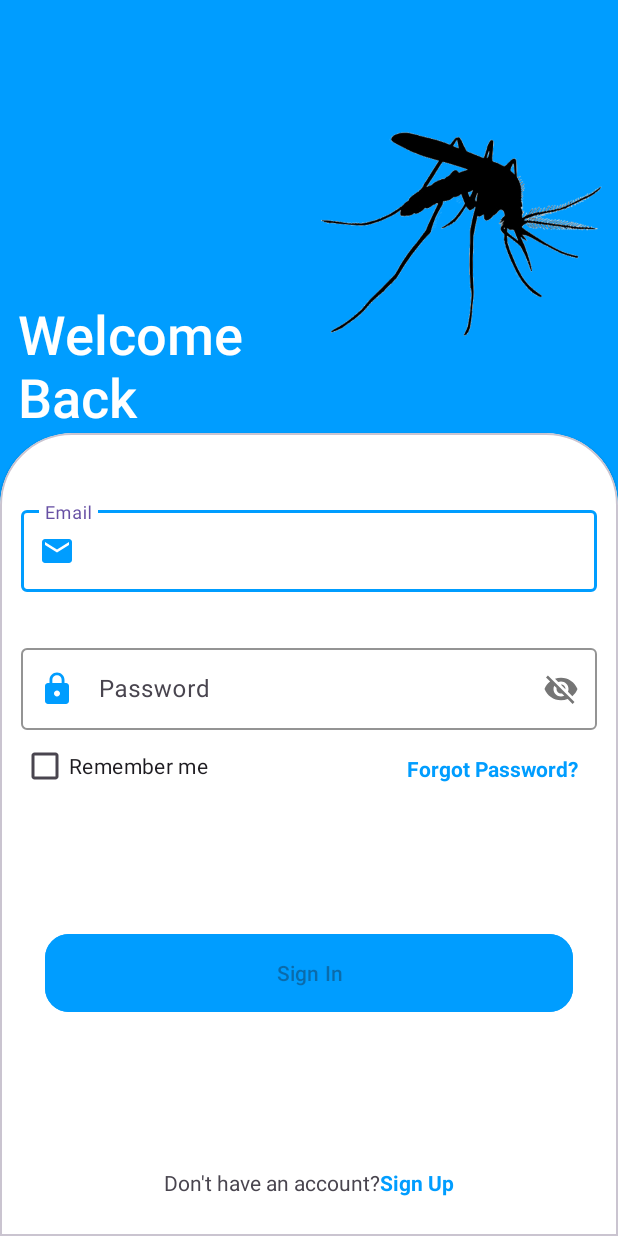
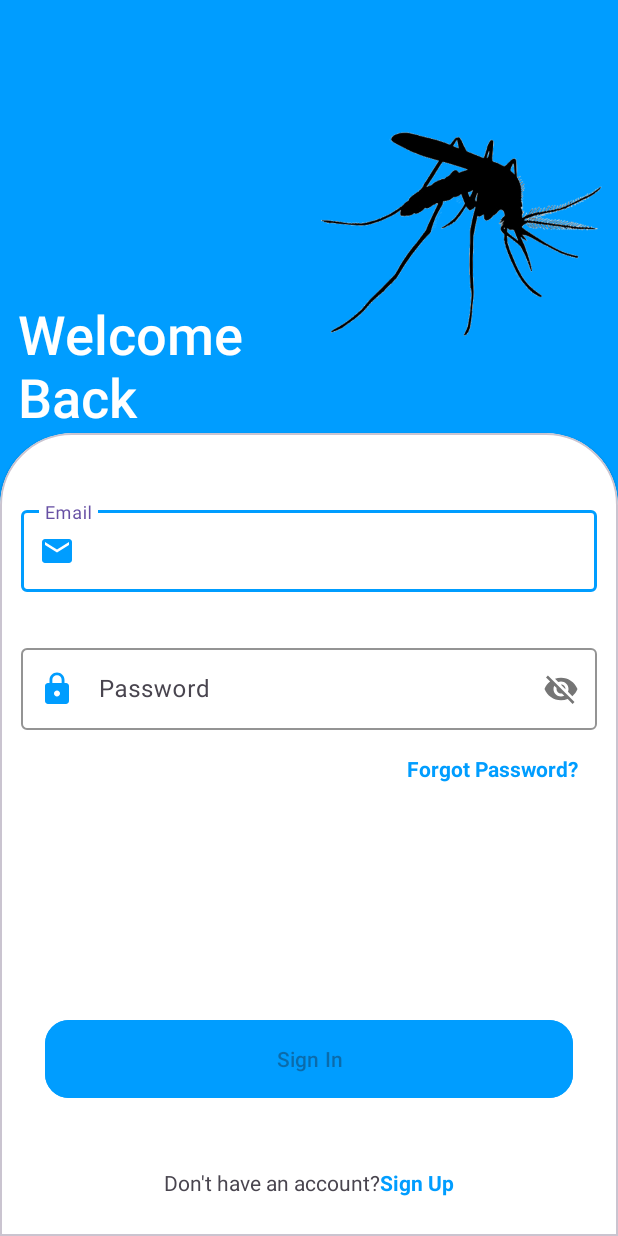
Before and after one commit to jpetzen/buzz, an Android app: the LoginActivity screen opened directly, with no data from a screen before it, on a phone screen of 412 x 824 dp. Run offline under Robolectric (Android 15) with nearby library versions, the phone set to English and light mode, and no system bars; our stand-ins replace Firebase (no records; nobody signed in at launch, a user with empty details on screens opened directly), RxJava; libraries missing offline, so code that uses them is left out: com.jakewharton.rxbinding2; 6 statements that could not run were skipped.

Commit message:
Updated LoginActivity so you don't have to login everytime

```diff
--- a/app/src/main/java/si/uni_lj/fe/tnuv/oleae/LoginActivity.kt
+++ b/app/src/main/java/si/uni_lj/fe/tnuv/oleae/LoginActivity.kt
@@ -11,17 +11,53 @@ import androidx.core.content.ContextCompat
 import com.google.firebase.auth.FirebaseAuth
 import com.jakewharton.rxbinding2.widget.RxTextView
 import si.uni_lj.fe.tnuv.oleae.databinding.ActivityLoginBinding
+import android.content.Context
+import android.content.SharedPreferences
+
+class SharedPrefManager(context: Context) {
+    private val sharedPreferences: SharedPreferences = context.getSharedPreferences("MySharedPref", Context.MODE_PRIVATE)
+    private val editor: SharedPreferences.Editor = sharedPreferences.edit()
+
+    fun saveUser(email: String) {
+        editor.putString("EMAIL", email)
+        editor.apply()
+    }
+
+    fun isUserLogged(): Boolean {
+        val email = sharedPreferences.getString("EMAIL", "")
+        return email?.isNotEmpty() == true
+    }
+
+    fun getUserDetails(): String? {
+        val email = sharedPreferences.getString("EMAIL", "")
+        return if (email?.isNotEmpty() == true) email else null
+    }
+
+    fun logout() {
+        editor.clear()
+        editor.apply()
+    }
+}
 
 @SuppressLint("CheckResult")
 class LoginActivity : AppCompatActivity() {
 
     private lateinit var binding: ActivityLoginBinding
     private lateinit var auth: FirebaseAuth
-
+    private lateinit var sharedPrefManager: SharedPrefManager
     override fun onCreate(savedInstanceState: Bundle?) {
         super.onCreate(savedInstanceState)
         binding = ActivityLoginBinding.inflate(layoutInflater)
         setContentView(binding.root)
+
+        // Instantiate SharedPrefManager
+        sharedPrefManager = SharedPrefManager(this)
+
+        // Check if user is logged in
+        if (sharedPrefManager.isUserLogged()) {
+            startActivity(Intent(this, HomeActivity::class.java))
+            finish()
+        }
 
         // Authentication
         auth = FirebaseAuth.getInstance()
@@ -94,6 +130,9 @@ class LoginActivity : AppCompatActivity() {
         auth.signInWithEmailAndPassword(email, password)
             .addOnCompleteListener(this) { login ->
                 if (login.isSuccessful) {
+                    // Save user to SharedPreferences
+                    sharedPrefManager.saveUser(email)
+
                     Intent(this, HomeActivity::class.java).also {
                         it.flags = Intent.FLAG_ACTIVITY_NEW_TASK or Intent.FLAG_ACTIVITY_CLEAR_TASK
                         startActivity(it)
--- a/app/src/main/res/layout/activity_home.xml
+++ b/app/src/main/res/layout/activity_home.xml
@@ -18,7 +18,8 @@
         app:layout_constraintBottom_toTopOf="@+id/bottomNavigationView"
         app:layout_constraintEnd_toEndOf="parent"
         app:layout_constraintStart_toStartOf="parent"
-        app:layout_constraintTop_toBottomOf="@+id/include"></FrameLayout>
+        app:layout_constraintTop_toBottomOf="@+id/include">
+    </FrameLayout>
 
     <com.google.android.material.bottomnavigation.BottomNavigationView
         android:id="@+id/bottomNavigationView"
--- a/app/src/main/res/layout/activity_login.xml
+++ b/app/src/main/res/layout/activity_login.xml
@@ -49,14 +49,6 @@
         <androidx.constraintlayout.widget.ConstraintLayout
             android:layout_width="match_parent"
             android:layout_height="match_parent">
-
-            <CheckBox
-                android:id="@+id/checkBox_remember"
-                android:layout_width="wrap_content"
-                android:layout_height="wrap_content"
-                android:text="@string/check_remember_me"
-                app:layout_constraintStart_toStartOf="parent"
-                app:layout_constraintTop_toBottomOf="@+id/et_password" />
 
             <com.google.android.material.textfield.TextInputLayout
                 android:id="@+id/et_email"
@@ -124,8 +116,10 @@
                 app:cornerRadius="16dp"
                 app:layout_constraintBottom_toBottomOf="parent"
                 app:layout_constraintEnd_toEndOf="parent"
+                app:layout_constraintHorizontal_bias="0.0"
                 app:layout_constraintStart_toStartOf="parent"
-                app:layout_constraintTop_toBottomOf="@+id/et_password" />
+                app:layout_constraintTop_toBottomOf="@+id/et_password"
+                app:layout_constraintVertical_bias="0.72" />
 
             <LinearLayout
                 android:layout_width="wrap_content"
--- a/app/src/main/res/layout/activity_register.xml
+++ b/app/src/main/res/layout/activity_register.xml
@@ -15,7 +15,7 @@
         app:layout_constraintEnd_toEndOf="parent"
         app:layout_constraintTop_toTopOf="parent"
         app:layout_constraintVertical_bias="1.0"
-        app:srcCompat="@drawable/mosquito_24" />
+        app:srcCompat="@drawable/mosquito" />
 
     <androidx.constraintlayout.widget.Guideline
         android:id="@+id/guideline"
--- a/app/src/main/res/layout/activity_reset_password.xml
+++ b/app/src/main/res/layout/activity_reset_password.xml
@@ -15,7 +15,7 @@
         app:layout_constraintEnd_toEndOf="parent"
         app:layout_constraintTop_toTopOf="parent"
         app:layout_constraintVertical_bias="1.0"
-        app:srcCompat="@drawable/mosquito_24" />
+        app:srcCompat="@drawable/mosquito" />
 
     <androidx.constraintlayout.widget.Guideline
         android:id="@+id/guideline"
--- a/app/src/main/res/layout/toolbar.xml
+++ b/app/src/main/res/layout/toolbar.xml
@@ -22,6 +22,7 @@
             android:layout_centerVertical="true"
             android:textSize="20sp"
             android:textColor="@color/white"
+            android:paddingLeft="12dp"
             android:layout_toEndOf="@id/logo"/>
     </RelativeLayout>
 
```
Also changed, not shown: app/src/main/java/si/uni_lj/fe/tnuv/oleae/MainActivity.kt (+5 -6 lines), app/src/main/java/si/uni_lj/fe/tnuv/oleae/RegisterActivity.kt (+45 -52 lines), app/src/main/java/si/uni_lj/fe/tnuv/oleae/ResetPasswordActivity.kt (+38 -35 lines), app/src/main/java/si/uni_lj/fe/tnuv/oleae/Settings.kt (+11 -3 lines).
